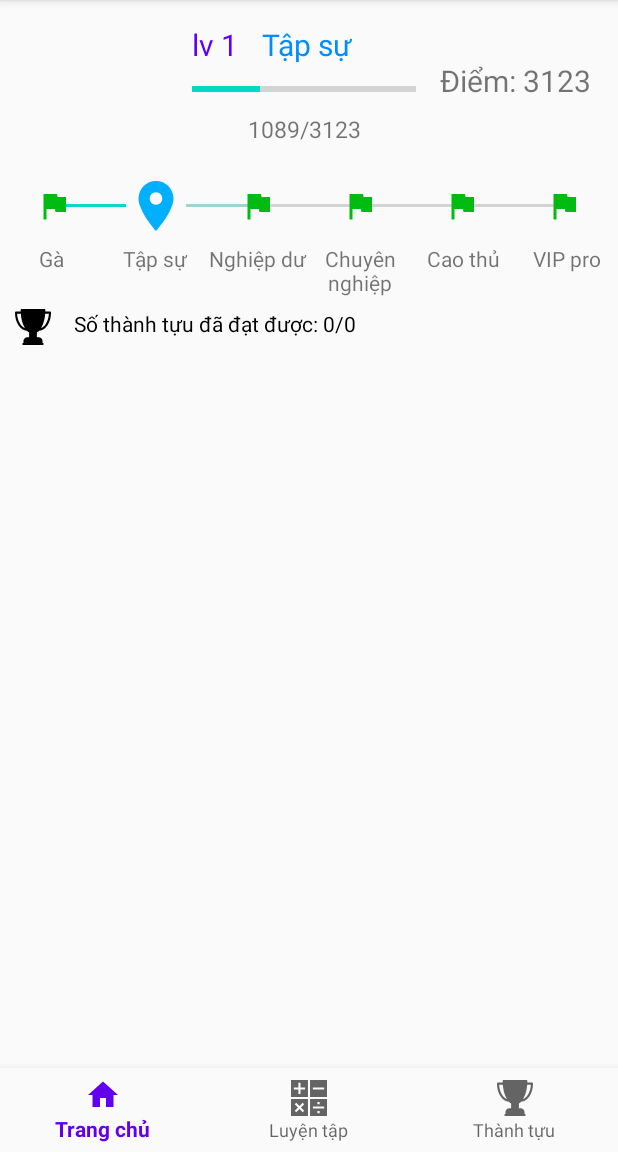
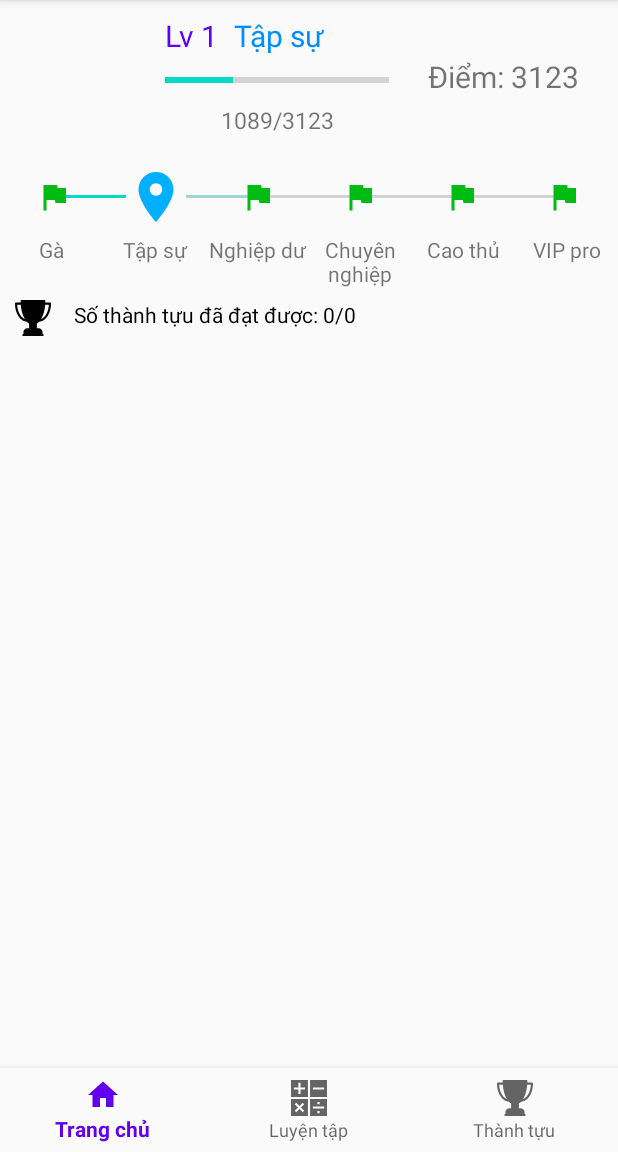
Before and after one commit to manhcuong3092/app_tinh_toan, an Android app: the fragment AchievementFragment placed in its activity, on a phone screen of 412 x 824 dp, the part 84-1236 px from its top. Run offline under Robolectric (Android 15) with nearby library versions, the phone set to English and light mode, and no system bars; our stand-ins replace CircleImageView, Picasso, Volley; network calls fail; pictures from the network do not load; 30 statements that could not run were skipped.

Commit message:
Sua giao dien

```diff
--- a/app/src/main/java/com/learn/tinhtoan/activity/ExerciseActivity.java
+++ b/app/src/main/java/com/learn/tinhtoan/activity/ExerciseActivity.java
@@ -231,7 +231,7 @@ public class ExerciseActivity extends AppCompatActivity {
     private void resultHandle() {
         int userScore = dataUser.getDiem();
         //diem = socaudung*heso - socausai*5
-        score = score - (opList.size() - exactAnswerCount) * 5;
+        score = score - (opList.size() - exactAnswerCount) * Operation.WRONG_PENALTY;
         //update userscore
         userScore += score;
 
--- a/app/src/main/java/com/learn/tinhtoan/model/Operation.java
+++ b/app/src/main/java/com/learn/tinhtoan/model/Operation.java
@@ -17,6 +17,8 @@ public class Operation {
     public static final int MAX_EASY = 50;
     public static final int MAX_NORMAL = 1000;
     public static final int MAX_HARD = 20000;
+
+    public static final int WRONG_PENALTY = 5;
 
     public static final int ADD_SUBTRACT_COEFFICIENT = 1;
     public static final int MULTIPLE_COEFFICIENT = 7;
--- a/app/src/main/res/layout/fragment_achievement.xml
+++ b/app/src/main/res/layout/fragment_achievement.xml
@@ -9,11 +9,11 @@
 
         <de.hdodenhof.circleimageview.CircleImageView
             android:id="@+id/circleImageAvatarAchievement"
-            android:layout_width="100dp"
-            android:layout_height="100dp"
-            android:layout_marginStart="16dp"
-            android:layout_marginLeft="16dp"
-            android:layout_marginTop="16dp"
+            android:layout_width="80dp"
+            android:layout_height="80dp"
+            android:layout_marginStart="10dp"
+            android:layout_marginLeft="10dp"
+            android:layout_marginTop="10dp"
             android:src="@mipmap/ic_launcher"
             app:layout_constraintStart_toStartOf="parent"
             app:layout_constraintTop_toTopOf="parent" />
@@ -33,8 +33,8 @@
             android:id="@+id/textViewLevelAchevement"
             android:layout_width="wrap_content"
             android:layout_height="wrap_content"
-            android:layout_marginTop="16dp"
-            android:text="lv 1"
+            android:layout_marginTop="10dp"
+            android:text="Lv 1"
             android:textColor="#5C00FF"
             android:textSize="20sp"
             app:layout_constraintStart_toStartOf="@+id/progressBarExp"
@@ -44,21 +44,20 @@
             android:id="@+id/textViewScoreAchievement"
             android:layout_width="wrap_content"
             android:layout_height="wrap_content"
-            android:layout_marginStart="16dp"
-            android:layout_marginLeft="16dp"
-            android:layout_marginTop="40dp"
+            android:layout_marginStart="0dp"
             android:text="Điểm: 3123"
             android:textSize="20dp"
+            app:layout_constraintEnd_toEndOf="parent"
             app:layout_constraintStart_toEndOf="@+id/progressBarExp"
-            app:layout_constraintTop_toTopOf="parent" />
+            app:layout_constraintTop_toBottomOf="@+id/textViewTitleAchievement" />
 
         <TextView
             android:id="@+id/textViewTitleAchievement"
             android:layout_width="wrap_content"
             android:layout_height="wrap_content"
-            android:layout_marginStart="16dp"
-            android:layout_marginLeft="16dp"
-            android:layout_marginTop="16dp"
+            android:layout_marginStart="10dp"
+            android:layout_marginLeft="10dp"
+            android:layout_marginTop="10dp"
             android:text="Tập sự"
             android:textColor="#008EFF"
             android:textSize="20sp"
@@ -87,11 +86,10 @@
             style="?android:attr/progressBarStyleHorizontal"
             android:layout_width="149dp"
             android:layout_height="32dp"
-            android:layout_marginStart="128dp"
-            android:layout_marginLeft="128dp"
+            android:layout_marginLeft="20dp"
             android:max="100"
             android:progress="30"
-            app:layout_constraintStart_toStartOf="parent"
+            app:layout_constraintStart_toEndOf="@+id/circleImageAvatarAchievement"
             app:layout_constraintTop_toBottomOf="@+id/textViewLevelAchevement" />
 
         <LinearLayout
--- a/app/src/main/res/layout/fragment_exercise.xml
+++ b/app/src/main/res/layout/fragment_exercise.xml
@@ -4,7 +4,7 @@
     android:layout_width="match_parent"
     android:layout_height="match_parent">
     <RelativeLayout
-        android:background="@drawable/background5"
+        android:background="@drawable/background7"
         android:layout_width="match_parent"
         android:layout_height="match_parent">
 
--- a/app/src/main/res/layout/fragment_todo.xml
+++ b/app/src/main/res/layout/fragment_todo.xml
@@ -56,8 +56,8 @@
 
     <androidx.appcompat.widget.SearchView
         android:id="@+id/searchView"
-        android:layout_width="409dp"
-        android:layout_height="82dp"
+        android:layout_width="match_parent"
+        android:layout_height="wrap_content"
         app:layout_constraintEnd_toEndOf="parent"
         app:layout_constraintStart_toStartOf="parent"
         app:layout_constraintTop_toBottomOf="@+id/textView16" />
```
Also changed, not shown: app/src/main/java/com/learn/tinhtoan/fragment/TodoFragment.java (+7 -0 lines), app/src/main/res/layout/activity_login.xml (+7 -7 lines), app/src/main/res/layout/activity_register.xml (+2 -5 lines), app/src/main/res/layout/fragment_home.xml (+19 -13 lines), app/src/main/res/drawable/background7.png (added), app/src/main/res/drawable/start.png (added).
